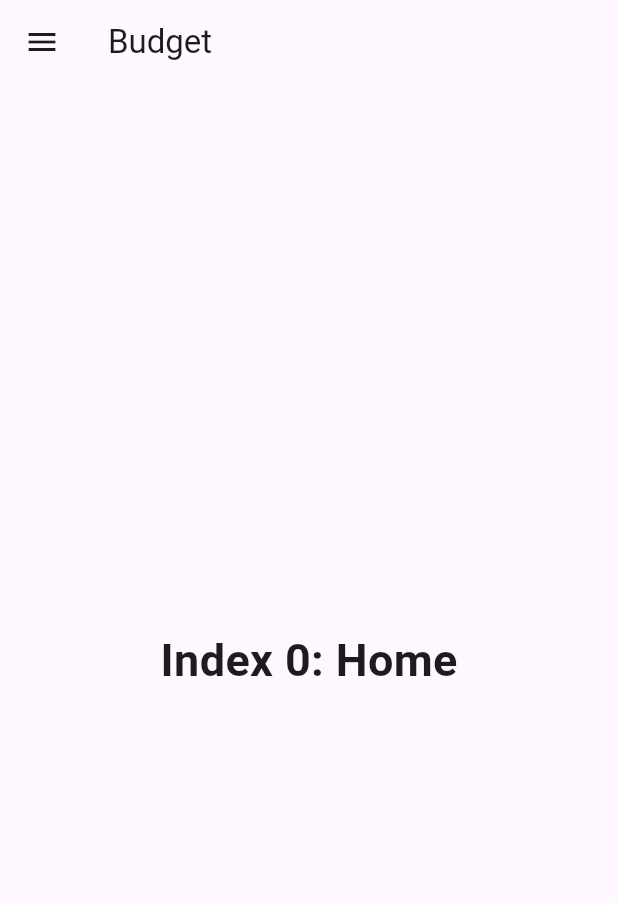
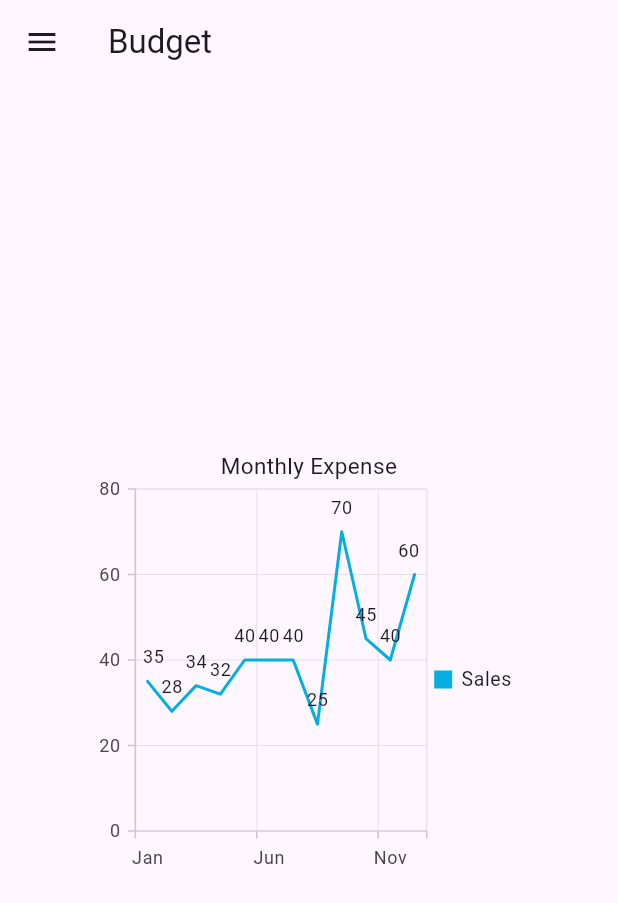
Before and after one commit to Atupele4/myexpensetraker, a Flutter app: the ExpenseApp screen opened directly, on a phone screen of 412 x 824 dp. Shown: the top 903 px of the screen. Run offline on Flutter 3.47's test engine with Material 2 defaults, Android fonts, the phone set to English and light mode, and no system bars; our stand-ins replace firebase_auth, firebase_core, shared_preferences, sqflite, sqflite_common, syncfusion_flutter_charts; accounts and stored records are empty.

Commit message:
Adding a chart to the home screen

```diff
--- /dev/null
+++ b/lib/DTO/ExpenseChartData.dart
@@ -0,0 +1,6 @@
+class ExpenseChartData {
+  ExpenseChartData(this.year, this.sales);
+
+  final String year;
+  final double sales;
+}
--- a/lib/ExpenseApp/AddExpens.dart
+++ b/lib/ExpenseApp/AddExpens.dart
@@ -37,8 +37,9 @@ class _ExpenseFormState extends State<AddExpense> {
         body: Form(
           key: _formKey,
           child: Column(
+          mainAxisAlignment: MainAxisAlignment.center,
             children: [
-              const Text('Add Expense'),
+              const Text('ADD EXPENSE'),
               TextFormField(
                 decoration: const InputDecoration(
                   labelText: 'Expense Name',
@@ -80,7 +81,7 @@ class _ExpenseFormState extends State<AddExpense> {
                   });
                 },
               ),
-              const Text('Pick Expense Category'),
+              Container(margin: const EdgeInsets.fromLTRB(5,10, 5, 10), child: const Text('Pick Expense Category')),
               DropdownButton<String>(
                 value: selectedItem,
                 items: dropdownItems.map((item) => DropdownMenuItem(value: item, child: Text(item))).toList(),
--- a/lib/ExpenseApp/ExpenseApp.dart
+++ b/lib/ExpenseApp/ExpenseApp.dart
@@ -1,11 +1,11 @@
-
 import 'package:flutter/material.dart';
+import 'package:myexpensetraker/DTO/ExpenseChartData.dart';
 import 'package:myexpensetraker/ExpenseApp/ExpenseStatistics.dart';
+import 'package:syncfusion_flutter_charts/charts.dart';
 import '../Utils.dart';
 import 'AddExpens.dart';
 import 'ExpenseCategories.dart';
 import 'ExpenseList.dart';
-
 
 class ExpenseApp extends StatefulWidget {
   const ExpenseApp({super.key});
@@ -15,27 +15,23 @@ class ExpenseApp extends StatefulWidget {
 }
 
 class _ExpenseAppState extends State<ExpenseApp> {
-
-  int _selectedIndex = 0;
-  static const TextStyle optionStyle =
-  TextStyle(fontSize: 30, fontWeight: FontWeight.bold);
-  static const List<Widget> _widgetOptions = <Widget>[
-    Text(
-      'Index 0: Home',
-      style: optionStyle,
-    ),
-    Text(
-      'Index 1: Business',
-      style: optionStyle,
-    ),
-    Text(
-      'Index 2: School',
-      style: optionStyle,
-    ),
+  List<ExpenseChartData> data = [
+    ExpenseChartData('Jan', 35),
+    ExpenseChartData('Feb', 28),
+    ExpenseChartData('Mar', 34),
+    ExpenseChartData('Apr', 32),
+    ExpenseChartData('May', 40),
+    ExpenseChartData('Jun', 40),
+    ExpenseChartData('Jul', 40),
+    ExpenseChartData('Aug', 25),
+    ExpenseChartData('Sep', 70),
+    ExpenseChartData('Oct', 45),
+    ExpenseChartData('Nov', 40),
+    ExpenseChartData('Dec', 60),
   ];
+  final int _selectedIndex = 0;
 
   final String? loggedInUser = Utils.prefs.getString('loggedInUser');
-
 
   @override
   Widget build(BuildContext context) {
@@ -76,9 +72,13 @@ class _ExpenseAppState extends State<ExpenseApp> {
               ),
               selected: _selectedIndex == 1,
               onTap: () {
-                  Navigator.push(context, MaterialPageRoute(builder: (context) => const AddExpense()),);
+                Navigator.push(
+                  context,
+                  MaterialPageRoute(builder: (context) => const AddExpense()),
+                );
               },
-              ),ListTile(
+            ),
+            ListTile(
               title: const Row(
                 children: [
                   Icon(Icons.category),
@@ -87,7 +87,11 @@ class _ExpenseAppState extends State<ExpenseApp> {
                 ],
               ),
               onTap: () {
-                  Navigator.push(context, MaterialPageRoute(builder: (context) => const ExpenseCategories()),);
+                Navigator.push(
+                  context,
+                  MaterialPageRoute(
+                      builder: (context) => const ExpenseCategories()),
+                );
               },
             ),
             ListTile(
@@ -99,15 +103,12 @@ class _ExpenseAppState extends State<ExpenseApp> {
                 ],
               ),
               onTap: () {
-                  Navigator.push(context, MaterialPageRoute(builder: (context) => const ExpenseList()),);
+                Navigator.push(
+                  context,
+                  MaterialPageRoute(builder: (context) => const ExpenseList()),
+                );
               },
             ),
-              // ListTile(
-              //   title: const Text("Settings"),
-              //   onTap: () {
-              //     Navigator.push(context, MaterialPageRoute(builder: (context) => const Settings()),);
-              //   },
-              // ),
             ListTile(
               title: const Row(
                 crossAxisAlignment: CrossAxisAlignment.start,
@@ -118,14 +119,47 @@ class _ExpenseAppState extends State<ExpenseApp> {
                 ],
               ),
               onTap: () {
-                  Navigator.push(context, MaterialPageRoute(builder: (context) => const ExpenseStatistics()),);
+                Navigator.push(
+                  context,
+                  MaterialPageRoute(
+                      builder: (context) => const ExpenseStatistics()),
+                );
               },
             ),
           ],
         ),
       ),
-        body: Center(
-          child: _widgetOptions[_selectedIndex],
+      body: Container(
+        margin: const EdgeInsets.all(5),
+        child: Column(
+          mainAxisAlignment: MainAxisAlignment.center,
+          children: [
+            Row(
+              mainAxisAlignment: MainAxisAlignment.spaceEvenly,
+              children: [
+                Center(
+                  child: SfCartesianChart(
+                      primaryXAxis: CategoryAxis(),
+                      // Chart title
+                      title: ChartTitle(text: 'Monthly Expense'),
+                      // Enable legend
+                      legend: const Legend(isVisible: true),
+                      // Enable tooltip
+                      tooltipBehavior: TooltipBehavior(enable: true),
+                      series: <ChartSeries<ExpenseChartData, String>>[
+                        LineSeries<ExpenseChartData, String>(
+                            dataSource: data,
+                            xValueMapper: (ExpenseChartData sales, _) => sales.year,
+                            yValueMapper: (ExpenseChartData sales, _) => sales.sales,
+                            name: 'Sales',
+                            // Enable data label
+                            dataLabelSettings: const DataLabelSettings(isVisible: true))
+                      ]),
+                ),
+              ],
+            ),
+          ],
+        ),
       ),
     );
   }
--- a/pubspec.yaml
+++ b/pubspec.yaml
@@ -40,6 +40,7 @@ dependencies:
   shared_preferences: ^2.2.2
   sqflite: ^2.3.0
   path: ^1.8.3
+  syncfusion_flutter_charts: ^23.1.43
 
 dev_dependencies:
   flutter_test:
```
Also changed, not shown: pubspec.lock. Lines whose indentation alone changed are shown as unchanged.
